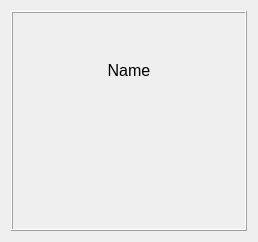
Above: UnicornHabits/HabitWidget.ui from Andrew2a1/CodeNight_10_04 before the change. Below: the same form after it.
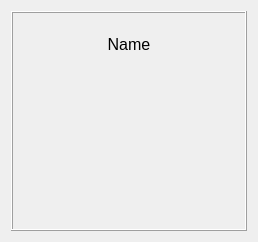
That is the form after the change.

Commit message: Edit Habit class

The edit to the form file:
```diff
--- a/UnicornHabits/HabitWidget.ui
+++ b/UnicornHabits/HabitWidget.ui
@@ -56,6 +56,18 @@
         </property>
        </widget>
       </item>
+      <item>
+       <widget class="QLabel" name="deadlineLabel">
+        <property name="font">
+         <font>
+          <pointsize>12</pointsize>
+         </font>
+        </property>
+        <property name="text">
+         <string/>
+        </property>
+       </widget>
+      </item>
       <item>
        <widget class="QLabel" name="repeatLabel">
         <property name="font">
@@ -71,6 +83,18 @@
         </property>
        </widget>
       </item>
+      <item>
+       <widget class="QLabel" name="amountLabel">
+        <property name="font">
+         <font>
+          <pointsize>12</pointsize>
+         </font>
+        </property>
+        <property name="text">
+         <string/>
+        </property>
+       </widget>
+      </item>
      </layout>
     </widget>
    </item>
```
The commit also changes 11 other files.
